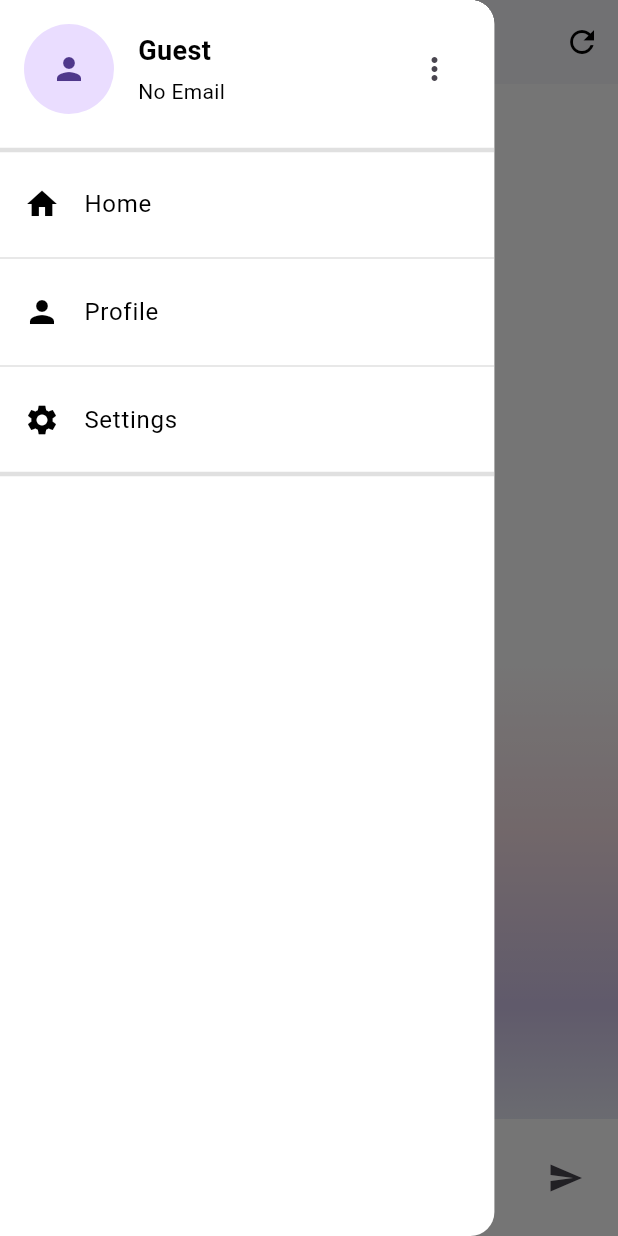
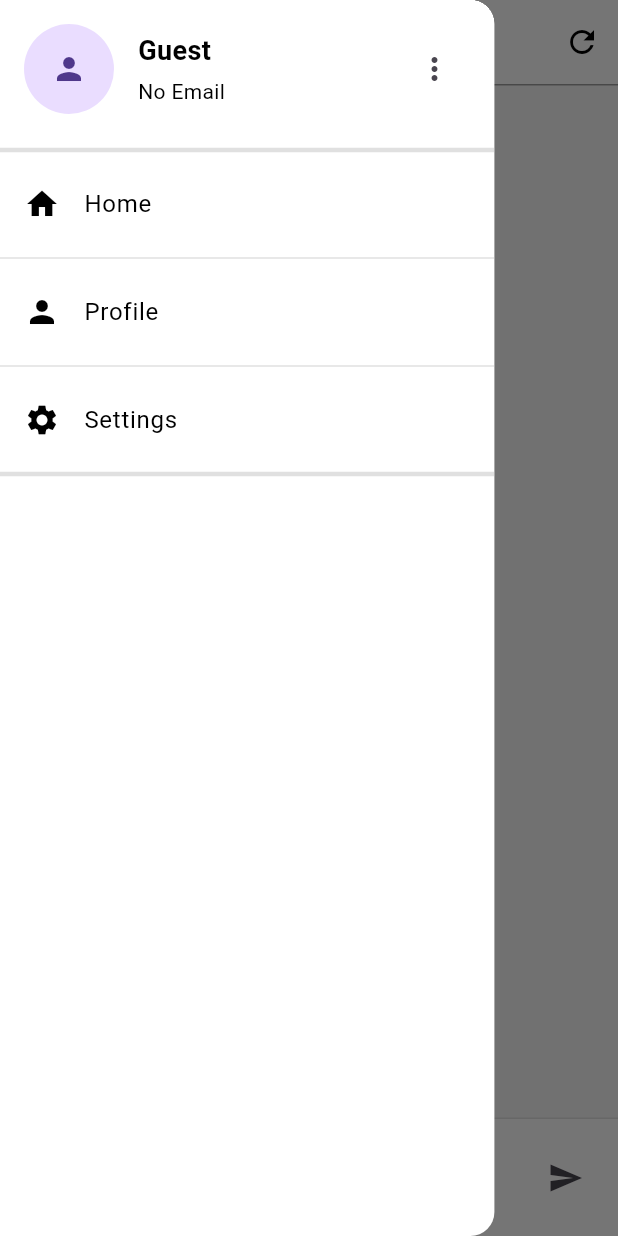
Before and after one commit to EHHO916/yonsei_gen_ai, a Flutter app: the ChatScreen screen opened directly, with the side drawer open, on a phone screen of 412 x 824 dp. Run offline on Flutter 3.47's test engine with Material 3 defaults, Android fonts, the phone set to English and light mode, and no system bars; our stand-ins replace firebase_core, flutter_dotenv, google_sign_in, table_calendar; accounts and stored records are empty; Roboto replaces fonts that are missing (noto).

Commit message:
Add files via upload

```diff
--- a/lib/main.dart
+++ b/lib/main.dart
@@ -2,17 +2,12 @@
 import 'package:flutter/material.dart';
 import 'package:http/http.dart' as http;
 import 'package:google_sign_in/google_sign_in.dart';
-import 'package:firebase_core/firebase_core.dart';
 import 'package:proto_type/entrance.dart';
-import 'firebase_options.dart';
 import 'package:flutter_dotenv/flutter_dotenv.dart';
 import 'diary.dart';
 
 void main() async {
   WidgetsFlutterBinding.ensureInitialized();
-  await Firebase.initializeApp(
-    options: DefaultFirebaseOptions.currentPlatform,
-  );
   await dotenv.load();
   runApp(MyApp());
 }
@@ -24,6 +19,7 @@
       title: 'ParentCare',
       theme: ThemeData(
         primarySwatch: Colors.blue,
+        fontFamily: 'noto',
       ),
       home: StartScreen(),
     );
@@ -227,7 +223,7 @@
           style: TextStyle(color: Colors.black),
         ),
         backgroundColor: Colors.white,
-        elevation: 1,
+        elevation: 0,
         iconTheme: const IconThemeData(color: Colors.black),
         actions: [
           IconButton(
@@ -235,6 +231,13 @@
             onPressed: _resetChat,
           ),
         ],
+        bottom: PreferredSize(
+          preferredSize: const Size.fromHeight(1.0), // 경계선의 높이
+          child: Container(
+            color: Colors.grey, // 경계선 색상
+            height: 1.0, // 경계선 두께
+          ),
+        ),
       ),
       drawer: Container(
         width: MediaQuery.of(context).size.width * 0.8,
@@ -351,20 +354,7 @@
         ),
       ),
       body: Container(
-        decoration: const BoxDecoration(
-          gradient: LinearGradient(
-            begin: Alignment.topCenter,
-            end: Alignment.bottomCenter,
-            colors: [
-              Colors.white,
-              Colors.white,
-              Color(0xFFF8E1E7),
-              Color(0xFFD1C4E9),
-              Color(0xFFE8EAF6),
-            ],
-            stops: [0.0, 0.5, 0.65, 0.8, 0.9],
-          ),
-        ),
+        color: const Color(0xfff6f6f6),
         child: Column(
           children: [
             Expanded(
@@ -383,7 +373,7 @@
                           Padding(
                             padding: const EdgeInsets.only(left: 8.0, top: 13.0),
                             child: Image.asset(
-                              'assets/images/icon.png',
+                              'assets/images/chaticon.png',
                               width: 32,
                               height: 32,
                             ),
@@ -395,8 +385,8 @@
                               margin: const EdgeInsets.symmetric(vertical: 4, horizontal: 8),
                               constraints: BoxConstraints(maxWidth: MediaQuery.of(context).size.width * 0.7),
                               decoration: BoxDecoration(
-                                color: Colors.grey[400],
-                                borderRadius: BorderRadius.circular(8),
+                                color: Colors.grey[300],
+                                borderRadius: BorderRadius.circular(15),
                               ),
                               child: Text(
                                 _typingMessage,
@@ -419,7 +409,7 @@
                           Padding(
                             padding: const EdgeInsets.only(left: 8.0, top: 13.0),
                             child: Image.asset(
-                              'assets/images/icon.png',
+                              'assets/images/chaticon.png',
                               width: 32,
                               height: 32,
                             ),
@@ -432,7 +422,7 @@
                             constraints: BoxConstraints(maxWidth: MediaQuery.of(context).size.width * 0.7),
                             decoration: BoxDecoration(
                               color: isUser ? const Color(0xFF664FF6) : Colors.white,
-                              borderRadius: BorderRadius.circular(8),
+                              borderRadius: BorderRadius.circular(15),
                             ),
                             child: Text(
                               message['text'] ?? '',
@@ -450,7 +440,15 @@
               ),
             ),
             Container(
-              color: Colors.white,
+              decoration: BoxDecoration(
+                color: Colors.white,
+                border: Border(
+                  top: BorderSide(
+                    color: Colors.grey[300] ?? Colors.grey, // null 안전 처리
+                    width: 1.0,
+                  ),
+                ),
+              ),
               padding: const EdgeInsets.symmetric(horizontal: 8.0, vertical: 12.0),
               child: SafeArea(
                 child: Row(
```
Also changed, not shown: lib/pubspec.yaml (added, +108 -0 lines).
